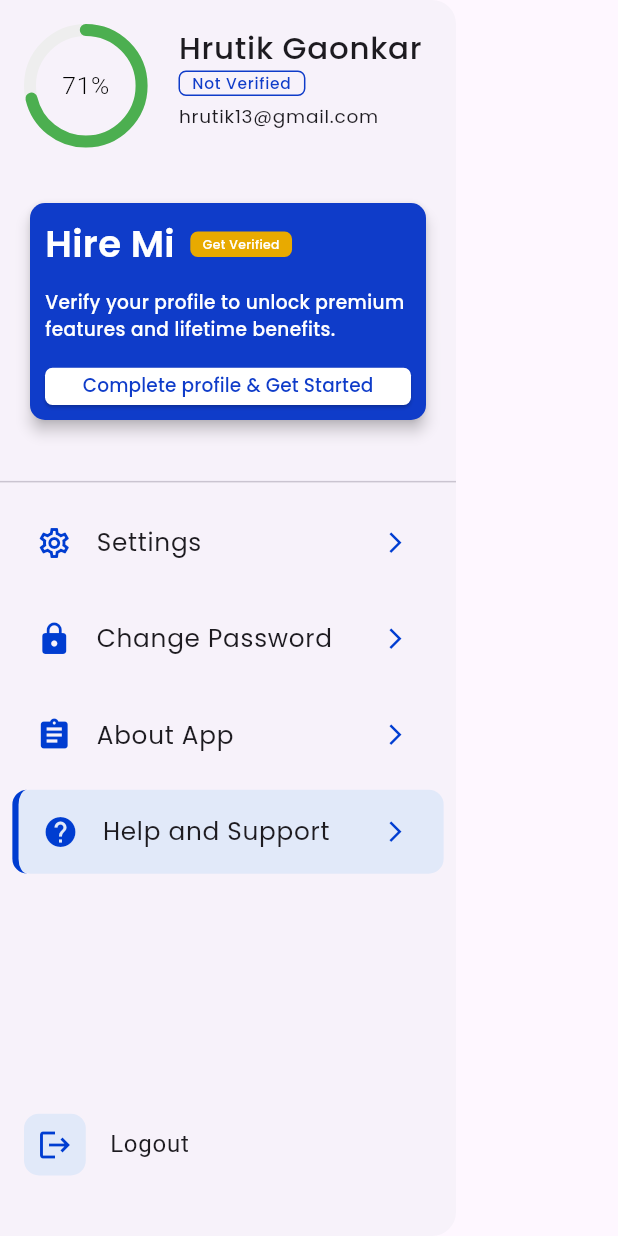
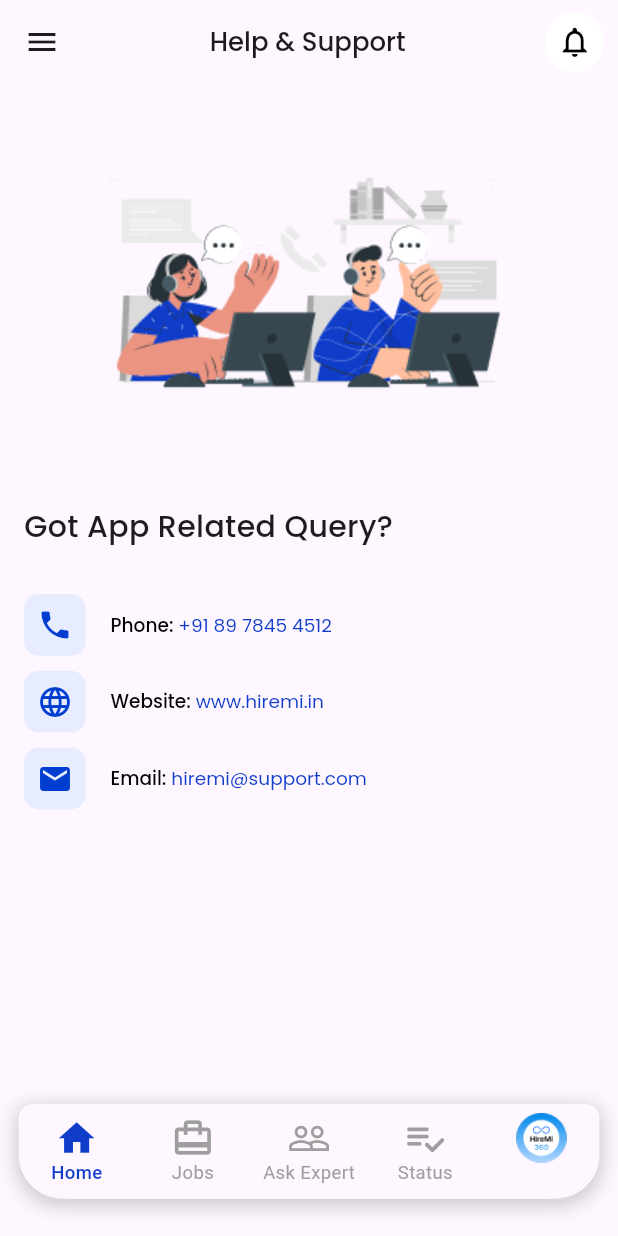
Before and after one commit to Hrutik13/HireMi-pages, a Flutter app: the AppDrawer widget shown alone on an empty page, opened directly, after a tap on "Help and Support", on a phone screen of 412 x 824 dp. Run offline on Flutter 3.47's test engine with Material 3 defaults, Android fonts, the phone set to English and light mode, and no system bars; drawn by our look-alikes of dashed_circular_progress_bar; our stand-ins replace flutter_carousel_widget, google_fonts.

Commit message:
added new page

```diff
--- /dev/null
+++ b/hiremi_dashboard/lib/screens/contact_us.dart
@@ -0,0 +1,141 @@
+import 'package:flutter/material.dart';
+import 'package:google_fonts/google_fonts.dart';
+import '../widgets/app_bar.dart';
+ import '../widgets/app_drawer.dart';
+ import 'package:hiremi_dashboard/colors.dart';
+ import '../widgets/bottom_navbar.dart';
+
+class ContactUs extends StatelessWidget {
+  const ContactUs({Key? key}) : super(key: key);
+
+  @override
+  Widget build(BuildContext context) {
+    return Scaffold(
+      appBar: customAppBar(context, 'Help & Support'),
+      drawer: AppDrawer(),
+      body: SingleChildScrollView(
+        child: Padding(
+          padding: const EdgeInsets.all(16.0),
+          child: Column(
+            crossAxisAlignment: CrossAxisAlignment.start,
+            children: [
+              // Top Image Section
+              Center(
+                child: Image.asset(
+                  'assets/images/Contact us.png', // Replace with your asset or network image
+                  height: 250,
+                ),
+              ),
+              const SizedBox(height: 15),
+
+              // Header Section
+              Text(
+                'Got App Related Query?',
+                style: GoogleFonts.poppins(
+                  fontSize: 20,
+                  fontWeight: FontWeight.w500,
+                ),
+              ),
+              const SizedBox(height: 30),
+
+              // Contact Information Section
+              Column(
+                children: [
+                  _buildContactRow(
+                    context: context,
+                    icon: Icons.phone,
+                    title: 'Phone:',
+                    value: ' +91 89 7845 4512',
+                    onTap: () {
+                      // Handle phone tap
+                    },
+                  ),
+                  const SizedBox(height: 10),
+                  _buildContactRow(
+                    context: context,
+                    icon: Icons.language,
+                    title: 'Website:',
+                    value: ' www.hiremi.in',
+                    onTap: () {
+                      // Handle website tap
+                    },
+                  ),
+                  const SizedBox(height: 10),
+                  _buildContactRow(
+                    context: context,
+                    icon: Icons.email,
+                    title: 'Email:',
+                    value: ' hiremi@support.com',
+                    onTap: () {
+                      // Handle email tap
+                    },
+                  ),
+                ],
+              ),
+            ],
+          ),
+        ),
+      ),
+      bottomNavigationBar: BottomNavBarWidget(),
+    );
+  }
+
+  Widget _buildContactRow({
+    required BuildContext context,
+    required IconData icon,
+    required String title,
+    required String value,
+    VoidCallback? onTap,
+  }) {
+    return GestureDetector(
+      onTap: onTap,
+      child: Row(
+        children: [
+          Container(
+              height: MediaQuery.of(context).size.width * 0.1,
+              width: MediaQuery.of(context).size.width * 0.1,
+              decoration: BoxDecoration(
+                borderRadius: BorderRadius.circular(10),
+                color: Colors.blue.withOpacity(0.1),
+              ),
+              child: Icon(
+                icon, color: AppColors.drawerIcon,
+              )
+          ),
+          SizedBox(width: MediaQuery.of(context).size.width * 0.04,),
+          Expanded(
+            child: Column(
+              crossAxisAlignment: CrossAxisAlignment.start,
+              children: [
+
+                RichText(
+                  textAlign: TextAlign.center,
+                  text: TextSpan(
+                    children: [
+                      TextSpan(
+                        text: title,
+                        style: GoogleFonts.poppins(
+                          fontSize: MediaQuery.of(context).size.width * 0.03,
+                          fontWeight: FontWeight.w500,
+                          color: Colors.black,
+                        ),
+                      ),
+                      TextSpan(
+                        text: value,
+                        style: GoogleFonts.poppins(
+                          fontSize: MediaQuery.of(context).size.width * 0.03,
+                          fontWeight: FontWeight.w400,
+                          color: Color(0xFF0F3CC9),
+                        ),
+                      ),
+                    ],
+                  ),
+                ),
+              ],
+            ),
+          ),
+        ],
+      ),
+    );
+  }
+}
--- a/hiremi_dashboard/lib/widgets/app_bar.dart
+++ b/hiremi_dashboard/lib/widgets/app_bar.dart
@@ -1,5 +1,7 @@
 import 'package:flutter/material.dart';
+import '../screens/help_and_support.dart';
 import 'package:google_fonts/google_fonts.dart';
+
 
 AppBar customAppBar(BuildContext context, String title)
  {
@@ -25,7 +27,7 @@
             color: Colors.white,
           ),
           child: IconButton(
-            onPressed: () {},
+            onPressed: () => Navigator.push(context,MaterialPageRoute(builder: (context) => HelpAndSupport(),)),
             icon: const Icon(
               Icons.notifications_none_outlined,
               color: Colors.black,
--- a/hiremi_dashboard/lib/widgets/app_drawer.dart
+++ b/hiremi_dashboard/lib/widgets/app_drawer.dart
@@ -4,6 +4,7 @@
 import 'package:hiremi_dashboard/colors.dart';
 import '../screens/about_app.dart';
 import '../widgets/logout.dart';
+import '../screens/contact_us.dart';
 
 class AppDrawer extends StatefulWidget {
   const AppDrawer({super.key});
@@ -233,7 +234,7 @@
                   index: 3,
                   icon: Icons.help,
                   title: 'Help and Support',
-                  onTap: () {}
+                  onTap: () => Navigator.push(context, MaterialPageRoute(builder: (context) =>  ContactUs(),)),
                 ),
               ],
             ),
```
Also changed, not shown: hiremi_dashboard/assets/images/Contact us.png (added).
